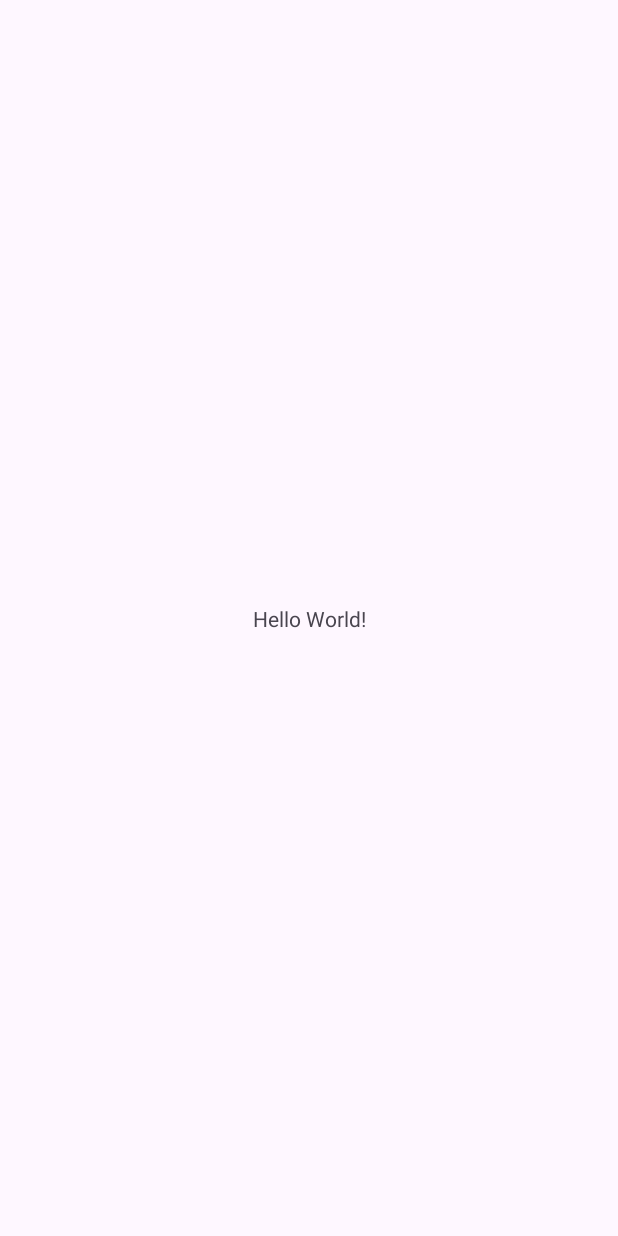
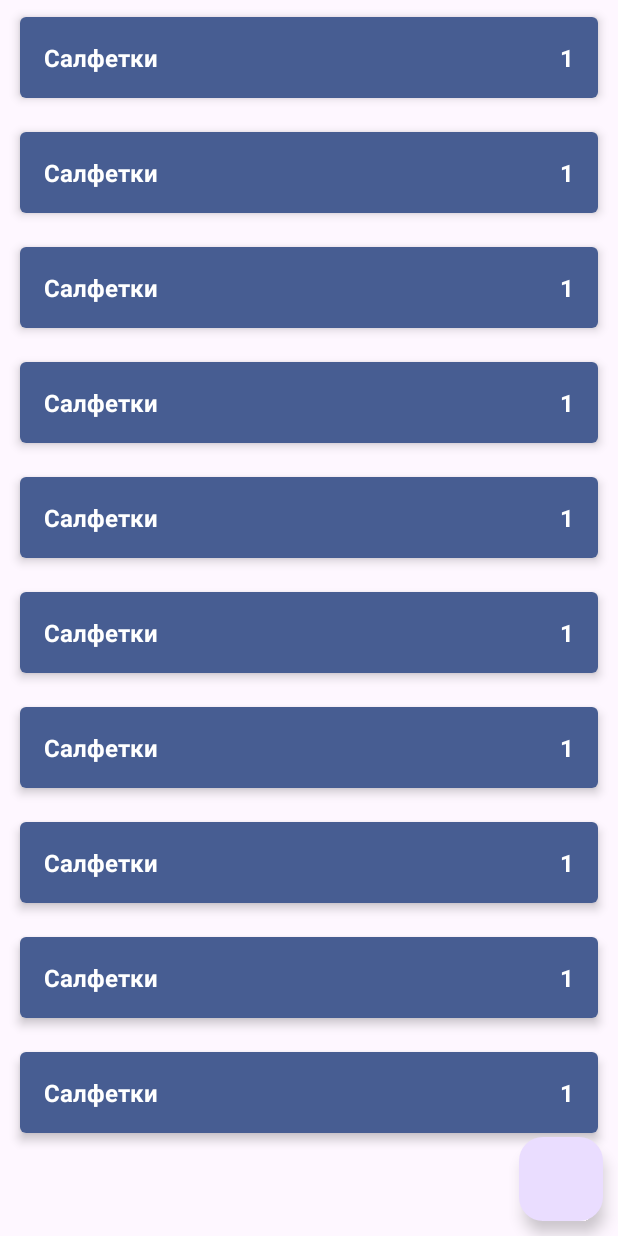
Before and after one commit to Maxim-Pavlenko/ShoppingList, an Android app: the screen it shows after launch (MainActivity), on a phone screen of 412 x 824 dp. Before the commit the screen is almost empty. Run offline under Robolectric (Android 15) with nearby library versions, the phone set to English and light mode, and no system bars.

Commit message:
create Presentation

```diff
--- a/app/src/main/java/com/example/shoppinglist/data/ShopListRepositoryImpl.kt
+++ b/app/src/main/java/com/example/shoppinglist/data/ShopListRepositoryImpl.kt
@@ -1,23 +1,34 @@
 package com.example.shoppinglist.data
 
+import androidx.lifecycle.LiveData
+import androidx.lifecycle.MutableLiveData
 import com.example.shoppinglist.domain.ShopItem
 import com.example.shoppinglist.domain.ShopListRepository
 import java.lang.RuntimeException
 
 object ShopListRepositoryImpl: ShopListRepository {
 
+    private val shopListLD = MutableLiveData<List<ShopItem>>()
     private val shopList = mutableListOf<ShopItem>()
     private var autoIncrementId = 0
+
+    init {
+        for (i in 0 until 10) {
+            addShopItem(ShopItem(name = "Name $i", count = i, enabled = true))
+        }
+    }
 
     override fun addShopItem(shopItem: ShopItem) {
         if (shopItem.id == ShopItem.UNDEFINED_ID) {
             shopItem.id = autoIncrementId++
         }
         shopList.add(shopItem)
+        updateList()
     }
 
     override fun deleteShopItem(shopItem: ShopItem) {
         shopList.remove(shopItem)
+        updateList()
     }
 
     override fun editShopItem(shopItem: ShopItem) {
@@ -32,8 +43,11 @@ object ShopListRepositoryImpl: ShopListRepository {
         } ?: throw RuntimeException("Element with id $shopItemId not found")
     }
 
-    override fun getShopList(): List<ShopItem> {
-        return shopList.toList()
+    override fun getShopList(): LiveData<List<ShopItem>> {
+        return shopListLD
     }
 
+    private fun updateList() {
+        shopListLD.value = shopList.toList()
+    }
 }
--- a/app/src/main/java/com/example/shoppinglist/domain/GetShopListUseCase.kt
+++ b/app/src/main/java/com/example/shoppinglist/domain/GetShopListUseCase.kt
@@ -1,7 +1,10 @@
 package com.example.shoppinglist.domain
 
+import androidx.lifecycle.LiveData
+import androidx.lifecycle.MutableLiveData
+
 class GetShopListUseCase(private val shopListRepository: ShopListRepository) {
-    fun getShopList(): List<ShopItem> {
+    fun getShopList(): LiveData<List<ShopItem>> {
         return shopListRepository.getShopList()
     }
 }
--- a/app/src/main/java/com/example/shoppinglist/domain/ShopListRepository.kt
+++ b/app/src/main/java/com/example/shoppinglist/domain/ShopListRepository.kt
@@ -1,9 +1,12 @@
 package com.example.shoppinglist.domain
+
+import androidx.lifecycle.LiveData
+import androidx.lifecycle.MutableLiveData
 
 interface ShopListRepository {
     fun addShopItem(shopItem: ShopItem)
     fun deleteShopItem(shopItem: ShopItem)
     fun editShopItem(shopItem: ShopItem)
     fun getShopItem(shopItemId: Int): ShopItem
-    fun getShopList(): List<ShopItem>
+    fun getShopList(): LiveData<List<ShopItem>>
 }
--- a/app/src/main/java/com/example/shoppinglist/presentation/MainActivity.kt
+++ b/app/src/main/java/com/example/shoppinglist/presentation/MainActivity.kt
@@ -1,21 +1,34 @@
 package com.example.shoppinglist.presentation
 
 import android.os.Bundle
-import androidx.activity.enableEdgeToEdge
+import android.view.LayoutInflater
+import android.widget.LinearLayout
 import androidx.appcompat.app.AppCompatActivity
-import androidx.core.view.ViewCompat
-import androidx.core.view.WindowInsetsCompat
+import androidx.lifecycle.ViewModelProvider
 import com.example.shoppinglist.R
+import com.example.shoppinglist.domain.ShopItem
 
 class MainActivity : AppCompatActivity() {
+    private lateinit var viewModel: MainViewModel
+    private lateinit var llShopList: LinearLayout
     override fun onCreate(savedInstanceState: Bundle?) {
         super.onCreate(savedInstanceState)
-        enableEdgeToEdge()
         setContentView(R.layout.activity_main)
-        ViewCompat.setOnApplyWindowInsetsListener(findViewById(R.id.main)) { v, insets ->
-            val systemBars = insets.getInsets(WindowInsetsCompat.Type.systemBars())
-            v.setPadding(systemBars.left, systemBars.top, systemBars.right, systemBars.bottom)
-            insets
+        llShopList = findViewById(R.id.ll_shop_list)
+        viewModel = ViewModelProvider(this).get(MainViewModel::class.java)
+        viewModel.shopList.observe(this) {
+            showList(it)
+        }
+    }
+
+    private fun showList(list: List<ShopItem>) {
+        for (shoItem in list) {
+            val layoutId = if (shoItem.enabled)
+                R.layout.item_shop_enabled
+            else
+                R.layout.item_shop_disabled
+            val view = LayoutInflater.from(this).inflate(layoutId, llShopList, false)
+            llShopList.addView(view)
         }
     }
 }
--- /dev/null
+++ b/app/src/main/java/com/example/shoppinglist/presentation/MainViewModel.kt
@@ -0,0 +1,31 @@
+package com.example.shoppinglist.presentation
+
+import androidx.lifecycle.LiveData
+import androidx.lifecycle.MutableLiveData
+import androidx.lifecycle.ViewModel
+import com.example.shoppinglist.data.ShopListRepositoryImpl
+import com.example.shoppinglist.domain.AddShopItemUseCase
+import com.example.shoppinglist.domain.DeleteShopItemUseCase
+import com.example.shoppinglist.domain.EditShopItemUseCase
+import com.example.shoppinglist.domain.GetShopListUseCase
+import com.example.shoppinglist.domain.ShopItem
+
+class MainViewModel: ViewModel() {
+    private val repository = ShopListRepositoryImpl
+
+    private val getShopListUseCase = GetShopListUseCase(repository)
+    private val deleteShopItemUseCase = DeleteShopItemUseCase(repository)
+    private val editShopItemUseCase = EditShopItemUseCase(repository)
+    private val addShopItemUseCase = AddShopItemUseCase(repository)
+
+    val shopList: LiveData<List<ShopItem>> = getShopListUseCase.getShopList()
+
+    fun deleteShopItem(shopItem: ShopItem) {
+        deleteShopItemUseCase.deleteShopItem(shopItem)
+    }
+
+    fun changeEnableState (shopItem: ShopItem) {
+        val newItem = shopItem.copy(enabled = !shopItem.enabled)
+        editShopItemUseCase.editShopItem(newItem)
+    }
+}
--- a/app/src/main/res/layout/activity_main.xml
+++ b/app/src/main/res/layout/activity_main.xml
@@ -7,13 +7,39 @@
     android:layout_height="match_parent"
     tools:context=".presentation.MainActivity">
 
-    <TextView
-        android:layout_width="wrap_content"
+    <ScrollView
+        android:layout_width="match_parent"
         android:layout_height="wrap_content"
-        android:text="Hello World!"
+        tools:ignore="MissingConstraints">
+        <LinearLayout
+            android:id="@+id/ll_shop_list"
+            android:layout_width="match_parent"
+            android:layout_height="wrap_content"
+            android:orientation="vertical"/>
+    </ScrollView>
+
+    <androidx.recyclerview.widget.RecyclerView
+        android:visibility="gone"
+        android:id="@+id/rv_shop_list"
+        android:layout_width="match_parent"
+        android:layout_height="match_parent"
+        app:layoutManager="androidx.recyclerview.widget.LinearLayoutManager"
         app:layout_constraintBottom_toBottomOf="parent"
         app:layout_constraintEnd_toEndOf="parent"
         app:layout_constraintStart_toStartOf="parent"
-        app:layout_constraintTop_toTopOf="parent" />
+        app:layout_constraintTop_toTopOf="parent"
+        tools:ignore="MissingConstraints" />
+
+    <com.google.android.material.floatingactionbutton.FloatingActionButton
+        android:id="@+id/button_add_shop_item"
+        android:layout_width="wrap_content"
+        android:layout_height="wrap_content"
+        android:layout_marginEnd="10dp"
+        android:layout_marginBottom="10dp"
+        android:clickable="true"
+        app:layout_constraintBottom_toBottomOf="parent"
+        app:layout_constraintEnd_toEndOf="parent"
+        tools:ignore="MissingConstraints"
+        android:focusable="true" />
 
 </androidx.constraintlayout.widget.ConstraintLayout>
--- /dev/null
+++ b/app/src/main/res/layout/item_shop_enabled.xml
@@ -0,0 +1,38 @@
+<?xml version="1.0" encoding="utf-8"?>
+<androidx.cardview.widget.CardView
+    xmlns:android="http://schemas.android.com/apk/res/android"
+    xmlns:app="http://schemas.android.com/apk/res-auto"
+    app:cardCornerRadius="4dp"
+    android:layout_width="match_parent"
+    android:layout_height="wrap_content"
+    android:layout_marginStart="8dp"
+    android:layout_marginEnd="8dp"
+    android:layout_marginTop="4dp"
+    android:layout_marginBottom="4dp"
+    app:cardElevation="4dp"
+    app:cardUseCompatPadding="true">
+
+    <LinearLayout
+        android:background="@color/material_dynamic_primary40"
+        android:orientation="horizontal"
+        android:layout_width="match_parent"
+        android:layout_height="wrap_content"
+        android:padding="16dp">
+        <TextView
+            android:layout_width="0dp"
+            android:layout_height="wrap_content"
+            android:layout_weight="1"
+            android:textColor="@color/white"
+            android:textSize="16sp"
+            android:textStyle="bold"
+            android:text="Салфетки"/>
+
+        <TextView
+            android:layout_width="wrap_content"
+            android:layout_height="wrap_content"
+            android:textColor="@color/white"
+            android:textSize="16sp"
+            android:textStyle="bold"
+            android:text="1"/>
+    </LinearLayout>
+</androidx.cardview.widget.CardView>
```
Also changed, not shown: app/src/main/res/layout/item_shop_disabled.xml (added, +38 -0 lines).
